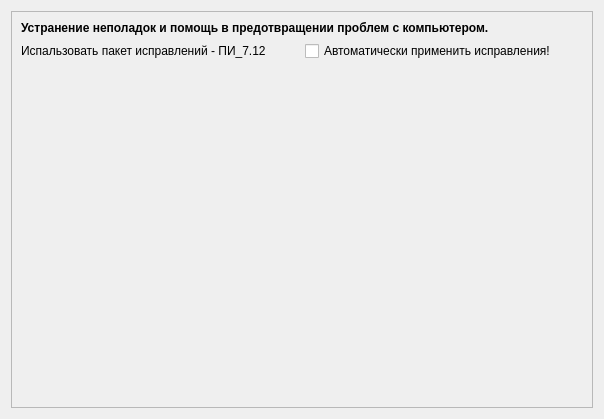
Qt form src/app/2.ui (AntProBasealt/wizard) before a commit.
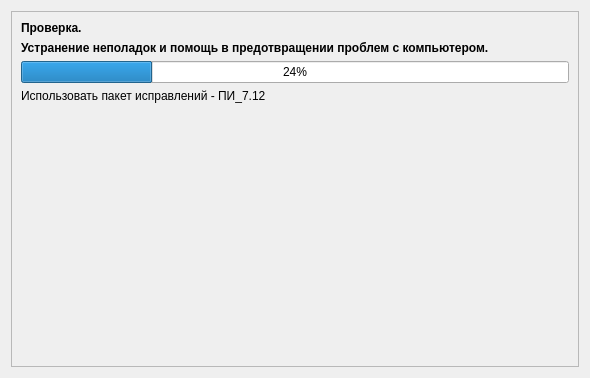
The same form after that commit.

```diff
--- a/src/app/2.ui
+++ b/src/app/2.ui
@@ -6,15 +6,15 @@
    <rect>
     <x>0</x>
     <y>0</y>
-    <width>604</width>
-    <height>419</height>
+    <width>588</width>
+    <height>378</height>
    </rect>
   </property>
   <property name="windowTitle">
    <string>Form</string>
   </property>
   <layout class="QGridLayout" name="gridLayout">
-   <item row="0" column="0" colspan="2">
+   <item row="1" column="0" colspan="2">
     <widget class="QFrame" name="frame">
      <property name="frameShape">
       <enum>QFrame::StyledPanel</enum>
@@ -23,7 +23,7 @@
       <enum>QFrame::Raised</enum>
      </property>
      <layout class="QGridLayout" name="gridLayout_2">
-      <item row="4" column="0" colspan="2">
+      <item row="8" column="0" colspan="2">
        <spacer name="verticalSpacer">
         <property name="orientation">
          <enum>Qt::Vertical</enum>
@@ -36,7 +36,34 @@
         </property>
        </spacer>
       </item>
-      <item row="0" column="0" colspan="2">
+      <item row="0" column="0">
+       <widget class="QLabel" name="label_3">
+        <property name="font">
+         <font>
+          <weight>75</weight>
+          <bold>true</bold>
+         </font>
+        </property>
+        <property name="text">
+         <string>Проверка.</string>
+        </property>
+       </widget>
+      </item>
+      <item row="5" column="0">
+       <widget class="QLabel" name="label_2">
+        <property name="text">
+         <string>Использовать пакет исправлений - ПИ_7.12</string>
+        </property>
+       </widget>
+      </item>
+      <item row="2" column="0" colspan="2">
+       <widget class="QProgressBar" name="progressBar">
+        <property name="value">
+         <number>24</number>
+        </property>
+       </widget>
+      </item>
+      <item row="1" column="0">
        <widget class="QLabel" name="label">
         <property name="font">
          <font>
@@ -49,20 +76,6 @@
         </property>
        </widget>
       </item>
-      <item row="1" column="0">
-       <widget class="QLabel" name="label_2">
-        <property name="text">
-         <string>Испальзовать пакет исправлений - ПИ_7.12</string>
-        </property>
-       </widget>
-      </item>
-      <item row="1" column="1">
-       <widget class="QCheckBox" name="checkBox">
-        <property name="text">
-         <string>Автоматически применить исправления!</string>
-        </property>
-       </widget>
-      </item>
      </layout>
     </widget>
    </item>
```
Left out of the diff: 4 changed lines with no effect on the pictures.
